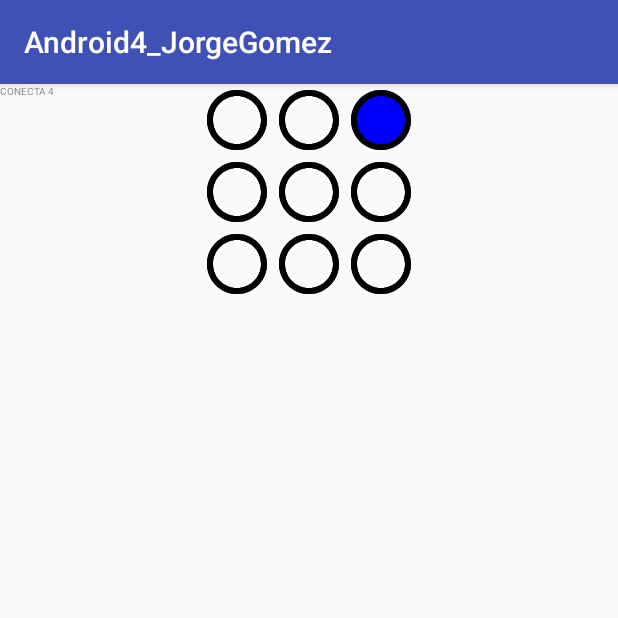
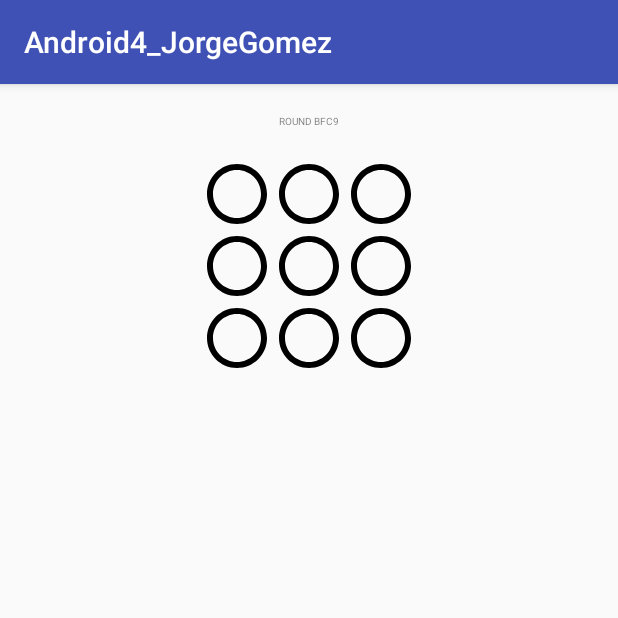
Before and after one commit to jorgeG92/dadmoviles, an Android app: the screen it shows after launch (RoundActivity), after a tap on an icon or button, on a phone screen of 412 x 824 dp, the top half of it. Run offline under Robolectric (Android 15) with nearby library versions, the phone set to English and light mode, and no system bars.

Commit message:
Hasta el 11, falta implementar OnEventoEnPartida de RoundFragemnet y revisar el manifest

```diff
--- a/Android4_JorgeGomez/app/src/main/AndroidManifest.xml
+++ b/Android4_JorgeGomez/app/src/main/AndroidManifest.xml
@@ -20,7 +20,7 @@
         <activity android:name=".activities.RoundActivity">
             <intent-filter>
                 <action android:name="android.intent.action.MAIN"/>
-                <category android:name="android.intent.category.DEFAULT"/>
+                <category android:name="android.intent.category.DEFAULT" />
             </intent-filter>
         </activity>
     </application>
--- a/Android4_JorgeGomez/app/src/main/java/eps/android4_jorgegomez/activities/RoundActivity.java
+++ b/Android4_JorgeGomez/app/src/main/java/eps/android4_jorgegomez/activities/RoundActivity.java
@@ -3,172 +3,36 @@ package eps.android4_jorgegomez.activities;
 import android.content.Context;
 import android.content.Intent;
 import android.os.Bundle;
-import android.support.design.widget.Snackbar;
+import android.support.v4.app.Fragment;
+import android.support.v4.app.FragmentManager;
 import android.support.v7.app.AppCompatActivity;
-import android.util.Log;
-import android.widget.ImageButton;
-
-import java.util.ArrayList;
 
 import eps.android4_jorgegomez.R;
-import eps.android4_jorgegomez.model.TableroConecta4;
-import es.uam.eps.multij.Evento;
-import es.uam.eps.multij.ExcepcionJuego;
-import es.uam.eps.multij.Jugador;
-import es.uam.eps.multij.JugadorAleatorio;
-import es.uam.eps.multij.Partida;
-import es.uam.eps.multij.PartidaListener;
-import es.uam.eps.multij.Tablero;
 
 /**
  * 9.intenciones
  */
-public class RoundActivity extends AppCompatActivity implements PartidaListener {
-    public static final String EXTRA_ROUND_ID = "eps.android4_jorge.gomez";
+public class RoundActivity extends AppCompatActivity{
 
-    private final int ids[][] = {
-            {R.id.er1, R.id.er2, R.id.er3},
-            {R.id.er4, R.id.er5, R.id.er6},
-            {R.id.er7, R.id.er8, R.id.er9}};
-    private int SIZE = 3;
-
-    /*7. Actividades*/
-    private Partida game;
-    private TableroConecta4 board;
-
-    /* 8.Ciclo de vida de actividad*/
-    private int numero = 0;
-    public static final String BOARDSTRING = "es.uam.eps.dadm.er8.grid";
-
-    /*7. Actividades*/
-    @Override
-    public void onCreate(Bundle savedInstanceState) {
-        super.onCreate(savedInstanceState);
-        setContentView(R.layout.activity_round);
-        startRound();
-
-        //8
-        if (savedInstanceState != null) {
-            try {
-                board.stringToTablero(savedInstanceState.getString(BOARDSTRING));
-                updateUI();
-            } catch (ExcepcionJuego excepcionJuego) {
-                excepcionJuego.printStackTrace();
-            }
-        }
-        log("onCreate()");
-    }
-
-    private void registerListeners(JugadorLocal local) {
-        ImageButton button;
-        for (int i = 0; i < SIZE; i++)
-            for (int j = 0; j < SIZE; j++) {
-                button = (ImageButton) findViewById(ids[i][j]);
-                button.setOnClickListener(local);
-            }
-    }
-    void startRound() {
-        ArrayList<Jugador> players = new ArrayList<Jugador>();
-        JugadorAleatorio randomPlayer = new JugadorAleatorio("Random player");
-        JugadorLocal localPlayer = new JugadorLocal();
-        players.add(randomPlayer);
-        players.add(localPlayer);
-        board = new TableroConecta4(SIZE);
-        game = new Partida(board, players);
-        game.addObservador(this);
-        localPlayer.setPartida(game);
-        registerListeners(localPlayer);
-        if (game.getTablero().getEstado() == Tablero.EN_CURSO)
-            game.comenzar();
-    }
-
-    private void updateUI() {
-        ImageButton button;
-        for (int i = 0; i < SIZE; i++)
-            for (int j = 0; j < SIZE; j++) {
-                button = (ImageButton) findViewById(ids[i][j]);
-                if (board.getTablero(i, j) == TableroConecta4.JUGADOR1)
-                    button.setBackgroundResource(R.drawable.blue_button_48dp);
-                else if (board.getTablero(i, j) == TableroConecta4.VACIO)
-                    button.setBackgroundResource(R.drawable.void_button_48dp);
-                else
-                    button.setBackgroundResource(R.drawable.green_button_48dp);
-            }
-    }
+    public static final String EXTRA_ROUND_ID = "es.uam.eps.dadm.er9.round_id";
 
     @Override
-    public void onCambioEnPartida(Evento evento) {
+    protected void onCreate(Bundle savedInstanceState) {
+        super.onCreate(savedInstanceState);
+        setContentView(R.layout.activity_fragment);
 
-        switch (evento.getTipo()) {
-            case Evento.EVENTO_CAMBIO:
-                android.util.Log.i("INF", board.toString());
-                updateUI();
-                break;
-            case Evento.EVENTO_FIN:
-                updateUI();
-                Snackbar.make(findViewById(R.id.round_title), R.string.game_over,
-                        Snackbar.LENGTH_SHORT).show();
-                break;
+        FragmentManager fm = getSupportFragmentManager();
+        Fragment fragment = fm.findFragmentById(R.id.fragment_container);
+
+        if (fragment == null) {
+            String roundId = getIntent().getStringExtra(EXTRA_ROUND_ID);
+            RoundFragment roundFragment = RoundFragment.newInstance(roundId);
+            getSupportFragmentManager().beginTransaction().add(R.id.fragment_container, roundFragment).commit();
+
         }
     }
 
-    /*8. Ciclo de vida*/
-    private void log(String text) {
-        Log.d("LifeCycleTest", Integer.toString(numero) + " : " + text);
-        numero++;
-    }
-
-    @Override
-    protected void onStart() {
-        super.onStart();
-        log("onStart()");
-    }
-
-    public void onSaveInstanceState(Bundle outState) {
-        outState.putString(BOARDSTRING, board.tableroToString());
-        super.onSaveInstanceState(outState);
-        log("onSaveInstanceState()");
-    }
-
-    @Override
-    protected void onResume() {
-        super.onResume();
-        log("onResume()");
-    }
-    @Override
-    protected void onPause() {
-        super.onPause();
-        log("onPause()");
-    }
-    @Override
-    protected void onStop() {
-        super.onStop();
-        log("onStop()");
-    }
-    @Override
-    protected void onDestroy() {
-        super.onDestroy();
-        log("onDestroy()");
-    }
-    @Override
-    protected void onRestart() {
-        super.onRestart();
-        log("onRestart()");
-    }
-
-    @Override
-    public void onRestoreInstanceState(Bundle savedInstanceState) {
-        super.onRestoreInstanceState(savedInstanceState);
-        try {
-            board.stringToTablero(savedInstanceState.getString(BOARDSTRING));
-            updateUI();
-        } catch (ExcepcionJuego excepcionJuego) {
-            excepcionJuego.printStackTrace();
-        }
-    }
-
-    /* 9. Intenciones */
-    public static Intent newIntent(Context packageContext, String roundId) {
+    public static Intent newIntent(Context packageContext, String roundId){
         Intent intent = new Intent(packageContext, RoundActivity.class);
         intent.putExtra(EXTRA_ROUND_ID, roundId);
         return intent;
--- a/Android4_JorgeGomez/app/src/main/java/eps/android4_jorgegomez/activities/RoundAdapter.java
+++ /dev/null
@@ -1,72 +0,0 @@
-package eps.android4_jorgegomez.activities;
-
-import android.content.Context;
-import android.content.Intent;
-import android.support.v7.widget.RecyclerView;
-import android.view.LayoutInflater;
-import android.view.View;
-import android.view.ViewGroup;
-import android.widget.TextView;
-
-import java.util.List;
-
-import eps.android4_jorgegomez.R;
-import eps.android4_jorgegomez.model.Round;
-
-/**
- * 9.intenciones
- */
-public class RoundAdapter extends RecyclerView.Adapter<RoundAdapter.RoundHolder>{
-
-    private List<Round> rounds;
-
-    public class RoundHolder extends RecyclerView.ViewHolder implements View.OnClickListener{
-
-        private TextView idTextView;
-        private TextView boardTextView;
-        private TextView dateTextView;
-        private Round round;
-
-        public RoundHolder(View itemView){
-            super(itemView);
-            itemView.setOnClickListener(this);
-            idTextView = (TextView) itemView.findViewById(R.id.list_item_id);
-            boardTextView = (TextView) itemView.findViewById(R.id.list_item_board);
-            dateTextView = (TextView) itemView.findViewById(R.id.list_item_date);
-        }
-
-        public void bindRound(Round round){
-            this.round = round;
-            idTextView.setText(round.getTitle());
-            boardTextView.setText(round.getBoard().toString());
-            dateTextView.setText(String.valueOf(round.getDate()).substring(0,19));
-        }
-
-        @Override
-        public void onClick(View v) {
-            Context context = v.getContext();
-            Intent intent = RoundActivity.newIntent(context, round.getId());
-            context.startActivity(intent);
-        }
-    }
-
-    public RoundAdapter(List<Round> rounds){
-        this.rounds = rounds;
-    }
-
-    @Override
-    public RoundAdapter.RoundHolder onCreateViewHolder(ViewGroup parent, int viewType) {
-        LayoutInflater layoutInflater = LayoutInflater.from(parent.getContext());
-        View view = layoutInflater.inflate(R.layout.list_item_round, parent, false);
-        return new RoundHolder(view);
-    }
-    @Override
-    public void onBindViewHolder(RoundAdapter.RoundHolder holder, int position) {
-        Round round = rounds.get(position);
-        holder.bindRound(round);
-    }
-    @Override
-    public int getItemCount() {
-        return rounds.size();
-    }
-}
--- /dev/null
+++ b/Android4_JorgeGomez/app/src/main/java/eps/android4_jorgegomez/activities/RoundFragment.java
@@ -0,0 +1,67 @@
+package eps.android4_jorgegomez.activities;
+
+import android.support.v4.app.Fragment;
+import android.os.Bundle;
+import android.view.LayoutInflater;
+import android.view.View;
+import android.view.ViewGroup;
+import android.widget.TextView;
+
+import eps.android4_jorgegomez.R;
+import eps.android4_jorgegomez.model.Round;
+import eps.android4_jorgegomez.model.RoundRepository;
+import es.uam.eps.multij.Evento;
+import es.uam.eps.multij.Partida;
+import es.uam.eps.multij.PartidaListener;
+
+public class RoundFragment extends Fragment implements PartidaListener{
+
+    public static final String ARG_ROUND_ID = "es.uam.eps.dadm.er10.round_id";
+
+    private final int ids[][] = {
+            {R.id.er1, R.id.er2, R.id.er3},
+            {R.id.er4, R.id.er5, R.id.er6},
+            {R.id.er7, R.id.er8, R.id.er9}};
+
+    private int size;
+    private Round round;
+    private Partida game;
+
+    public RoundFragment() { }
+
+    public static RoundFragment newInstance(String roundId) {
+        Bundle args = new Bundle();
+        args.putString(ARG_ROUND_ID, roundId);
+        RoundFragment roundFragment = new RoundFragment();
+        roundFragment.setArguments(args);
+        return roundFragment;
+    }
+
+    @Override
+    public void onCreate(Bundle savedInstanceState) {
+        super.onCreate(savedInstanceState);
+        RoundRepository repository;
+        String roundId = getActivity().getIntent().getStringExtra(RoundActivity.EXTRA_ROUND_ID);
+        repository = RoundRepository.get(getActivity());
+        round = repository.getRound(roundId);
+        size = round.getSize();
+    }
+
+    @Override
+    public View onCreateView(LayoutInflater inflater, ViewGroup container,
+                             Bundle savedInstanceState) {
+        final View rootView = inflater.inflate(R.layout.fragment_round, container,
+                false);
+        TextView roundTitleTextView = (TextView)
+                rootView.findViewById(R.id.round_title);
+        roundTitleTextView.setText(round.getTitle());
+        return rootView;
+    }
+
+    @Override
+    public void onCambioEnPartida(Evento evento) {
+
+    }
+
+
+}
--- a/Android4_JorgeGomez/app/src/main/java/eps/android4_jorgegomez/activities/RoundListActivity.java
+++ b/Android4_JorgeGomez/app/src/main/java/eps/android4_jorgegomez/activities/RoundListActivity.java
@@ -1,6 +1,8 @@
 package eps.android4_jorgegomez.activities;
 
 import android.os.Bundle;
+import android.support.v4.app.Fragment;
+import android.support.v4.app.FragmentManager;
 import android.support.v7.app.AppCompatActivity;
 import android.support.v7.widget.DefaultItemAnimator;
 import android.support.v7.widget.LinearLayoutManager;
@@ -9,42 +11,24 @@ import android.support.v7.widget.RecyclerView;
 import java.util.List;
 
 import eps.android4_jorgegomez.R;
-import eps.android4_jorgegomez.activities.RoundAdapter;
 import eps.android4_jorgegomez.model.Round;
 import eps.android4_jorgegomez.model.RoundRepository;
 
-/**
- * 9.intenciones
- */
+
 public class RoundListActivity extends AppCompatActivity {
-
-    private static final int SIZE = 3;
-    private RecyclerView roundRecyclerView;
-    private RoundAdapter roundAdapter;
-
     @Override
     protected void onCreate(Bundle savedInstanceState) {
         super.onCreate(savedInstanceState);
-        setContentView(R.layout.activity_round_list);
-        roundRecyclerView = (RecyclerView) findViewById(R.id.recyclerView);
-        RecyclerView.LayoutManager linearLayoutManager = new
-                LinearLayoutManager(getApplicationContext());
-        roundRecyclerView.setLayoutManager(linearLayoutManager);
-        roundRecyclerView.setItemAnimator(new DefaultItemAnimator());
-    }
-    @Override
-    public void onResume() {
-        super.onResume();
-        updateUI();
-    }
-    private void updateUI() {
-        RoundRepository repository = RoundRepository.get(this);
-        List<Round> rounds = repository.getRounds();
-        if (roundAdapter == null) {
-            roundAdapter = new RoundAdapter(rounds);
-            roundRecyclerView.setAdapter(roundAdapter);
-        } else {
-            roundAdapter.notifyDataSetChanged();
+        setContentView(R.layout.activity_fragment);
+
+        FragmentManager fm = getSupportFragmentManager();
+        Fragment fragment = fm.findFragmentById(R.id.fragment_container);
+
+        if (fragment == null) {
+            fragment = new RoundListFragment();
+            fm.beginTransaction()
+                    .add(R.id.fragment_container, fragment)
+                    .commit();
         }
     }
 }
--- /dev/null
+++ b/Android4_JorgeGomez/app/src/main/java/eps/android4_jorgegomez/activities/RoundListFragment.java
@@ -0,0 +1,114 @@
+package eps.android4_jorgegomez.activities;
+
+import android.content.Context;
+import android.content.Intent;
+import android.os.Bundle;
+import android.support.v4.app.Fragment;
+import android.support.v7.widget.DefaultItemAnimator;
+import android.support.v7.widget.LinearLayoutManager;
+import android.support.v7.widget.RecyclerView;
+import android.view.LayoutInflater;
+import android.view.View;
+import android.view.ViewGroup;
+import android.widget.TextView;
+
+import java.util.List;
+
+import eps.android4_jorgegomez.R;
+import eps.android4_jorgegomez.model.Round;
+import eps.android4_jorgegomez.model.RoundRepository;
+
+
+public class RoundListFragment extends Fragment {
+
+    private RecyclerView roundRecyclerView;
+    private RoundAdapter roundAdapter;
+
+    public View onCreateView(LayoutInflater inflater, ViewGroup container, Bundle savedInstanceState) {
+
+        View view = inflater.inflate(R.layout.fragment_round_list, container, false);
+
+        roundRecyclerView = (RecyclerView) view.findViewById(R.id.round_recycler_view);
+        RecyclerView.LayoutManager linearLayoutManager = new LinearLayoutManager(getActivity());
+
+        roundRecyclerView.setLayoutManager(linearLayoutManager);
+        roundRecyclerView.setItemAnimator(new DefaultItemAnimator());
+
+        updateUI();
+
+        return view;
+    }
+    @Override
+    public void onResume() {
+        super.onResume();
+        updateUI();
+    }
+
+    private void updateUI() {
+        RoundRepository repository = RoundRepository.get(getActivity());
+        List<Round> rounds = repository.getRounds();
+        if (roundAdapter == null) {
+            roundAdapter = new RoundAdapter(rounds);
+            roundRecyclerView.setAdapter(roundAdapter);
+        } else {
+            roundAdapter.notifyDataSetChanged();
+        }
+    }
+
+    public class RoundAdapter extends RecyclerView.Adapter<RoundAdapter.RoundHolder>{
+
+        private List<Round> rounds;
+
+        public class RoundHolder extends RecyclerView.ViewHolder implements View.OnClickListener{
+
+            private TextView idTextView;
+            private TextView boardTextView;
+            private TextView dateTextView;
+            private Round round;
+
+            public RoundHolder(View itemView) {
+                super(itemView);
+                itemView.setOnClickListener(this);
+                idTextView = (TextView) itemView.findViewById(R.id.list_item_id);
+                boardTextView = (TextView) itemView.findViewById(R.id.list_item_board);
+                dateTextView = (TextView) itemView.findViewById(R.id.list_item_date);
+            }
+
+            public void bindRound(Round round){
+                this.round = round;
+                idTextView.setText(round.getTitle());
+                boardTextView.setText(round.getBoard().toString());
+                dateTextView.setText(String.valueOf(round.getDate()).substring(0,19));
+            }
+
+            @Override
+            public void onClick(View v) {
+                Context context = v.getContext();
+                Intent intent = RoundActivity.newIntent(context, round.getId());
+                context.startActivity(intent);
+            }
+
+        }
+
+        public RoundAdapter(List<Round> rounds){
+            this.rounds = rounds;
+        }
+
+        @Override
+        public RoundAdapter.RoundHolder onCreateViewHolder(ViewGroup parent, int viewType) {
+            LayoutInflater layoutInflater = LayoutInflater.from(parent.getContext());
+            View view = layoutInflater.inflate(R.layout.list_item_round, parent, false);
+            return new RoundAdapter.RoundHolder(view);
+        }
+        @Override
+        public void onBindViewHolder(RoundAdapter.RoundHolder holder, int position) {
+            Round round = rounds.get(position);
+            holder.bindRound(round);
+        }
+        @Override
+        public int getItemCount() {
+            return rounds.size();
+        }
+
+    }
+}
--- a/Android4_JorgeGomez/app/src/main/java/eps/android4_jorgegomez/model/TableroConecta4.java
+++ b/Android4_JorgeGomez/app/src/main/java/eps/android4_jorgegomez/model/TableroConecta4.java
@@ -186,10 +186,9 @@ public class TableroConecta4 extends Tablero {
      * para un humano. */
     @Override
     public String toString() {
-        String mesa = "\n****Tablero Conecta 4****\n";
+        String mesa = new String();
         /** Pintamos el tablero */
         for(int fila=0; fila<tamanioFilas; fila++) {
-            mesa+="{"+fila+"}";
             for(int col=0; col<tamanioColumnas; col++) {
                 if (tablero[fila][col]!=-1)
                     mesa += "["+tablero[fila][col]+"]";
@@ -197,11 +196,6 @@ public class TableroConecta4 extends Tablero {
                     mesa += "[ ]";
             }
             mesa += "\n";
-        }
-        /** Pintamos el numero de columnas */
-        mesa += "---------------------\n   ";
-        for(int i = 0;  i<tamanioColumnas; i++) {
-            mesa += "{"+i+"}";
         }
         return mesa;
     }
--- /dev/null
+++ b/Android4_JorgeGomez/app/src/main/res/layout/activity_fragment.xml
@@ -0,0 +1,6 @@
+<?xml version="1.0" encoding="utf-8"?>
+<FrameLayout
+    xmlns:android="http://schemas.android.com/apk/res/android"
+    android:id="@+id/fragment_container"
+    android:layout_width="match_parent"
+    android:layout_height="match_parent"/>
--- /dev/null
+++ b/Android4_JorgeGomez/app/src/main/res/layout/fragment_round.xml
@@ -0,0 +1,19 @@
+<?xml version="1.0" encoding="utf-8"?>
+<LinearLayout
+    xmlns:android="http://schemas.android.com/apk/res/android"
+    android:layout_width="match_parent"
+    android:layout_height="match_parent"
+    android:gravity="center_horizontal"
+    android:orientation="vertical">
+
+    <TextView
+        android:id="@+id/round_title"
+        android:layout_width="wrap_content"
+        android:layout_height="wrap_content"
+        android:layout_margin="20dp"
+        android:textAllCaps="true"
+        android:textSize="@dimen/title_size" />
+
+    <include layout="@layout/board" />
+
+</LinearLayout>
--- /dev/null
+++ b/Android4_JorgeGomez/app/src/main/res/layout/fragment_round_list.xml
@@ -0,0 +1,6 @@
+<?xml version="1.0" encoding="utf-8"?>
+<android.support.v7.widget.RecyclerView
+    xmlns:android="http://schemas.android.com/apk/res/android"
+    android:id="@+id/round_recycler_view"
+    android:layout_width="match_parent"
+    android:layout_height="match_parent"/>
--- a/Android4_JorgeGomez/app/src/main/res/values/strings.xml
+++ b/Android4_JorgeGomez/app/src/main/res/values/strings.xml
@@ -4,4 +4,5 @@
     <string name="game_over">Fin del juego</string>
     <string name="invalid_movement">Movimiento no valido</string>
     <string name="title">Conecta 4</string>
+    <string name="round_title">Conecta 4R</string>
 </resources>
```
